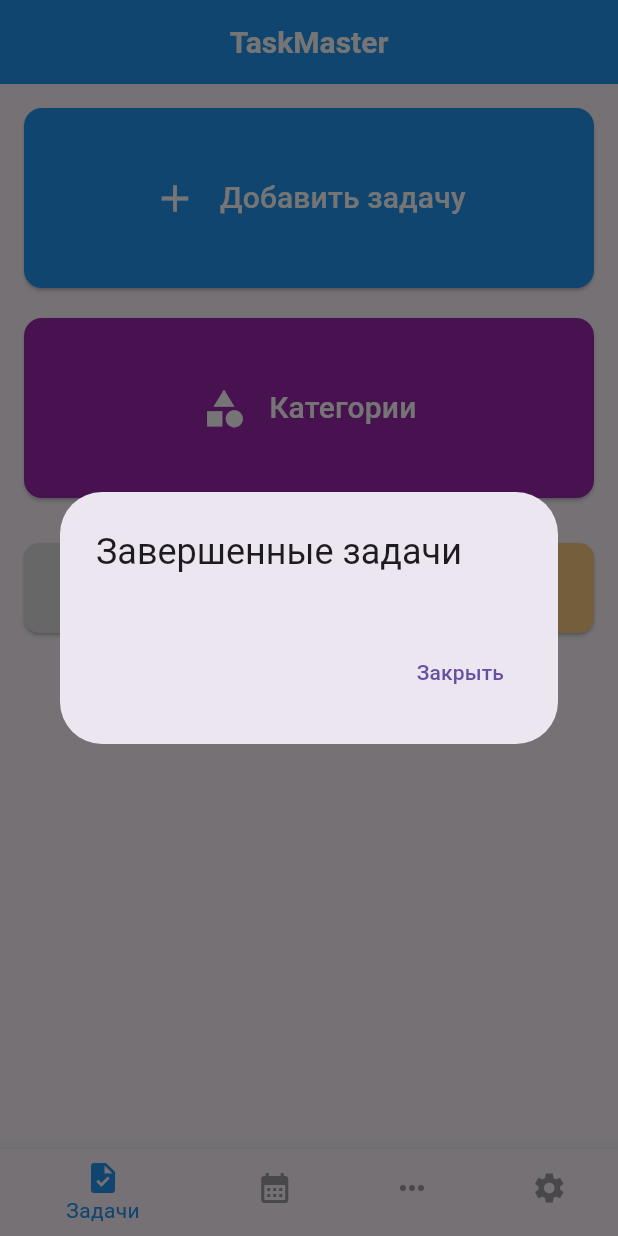
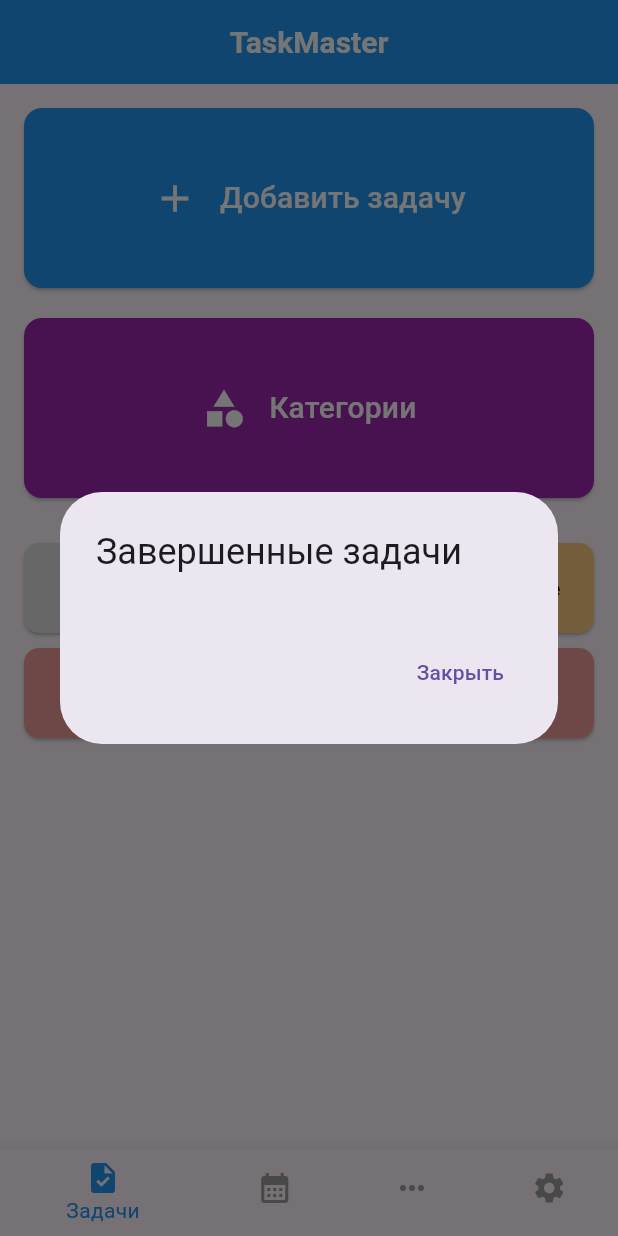
Before and after one commit to IvanSkvor/kurs_flutter, a Flutter app: the screen it shows after launch, after a tap on "Завершенные", on a phone screen of 412 x 824 dp. Run offline on Flutter 3.47's test engine with Material 3 defaults, Android fonts, the phone set to English and light mode, and no system bars; our stand-ins replace table_calendar.

Commit message:
добавил Просроченные

```diff
--- a/lib/main.dart
+++ b/lib/main.dart
@@ -2,7 +2,7 @@ import 'package:flutter/material.dart';
 import 'package:taskmaster/screens/tasks/tasks_screen.dart';
 import 'package:taskmaster/screens/calendar_screen.dart';
 import 'package:taskmaster/screens/more_screen.dart';
-import 'package:taskmaster/screens/settings_screen.dart'; // Исключаем конфликт
+import 'package:taskmaster/screens/settings_screen.dart';
 
 void main() => runApp(const TaskMasterApp());
 
--- a/lib/screens/tasks/tasks_screen.dart
+++ b/lib/screens/tasks/tasks_screen.dart
@@ -11,6 +11,7 @@ class TasksScreen extends StatefulWidget {
 class _TasksScreenState extends State<TasksScreen> {
   final List<Map<String, dynamic>> _pendingTasks = [];
   final List<Map<String, dynamic>> _completedTasks = [];
+  final List<Map<String, dynamic>> _overdueTasks = [];
   final _taskNameController = TextEditingController();
   DateTime? _selectedDate;
   bool _showError = false;
@@ -32,6 +33,17 @@ class _TasksScreenState extends State<TasksScreen> {
   void initState() {
     super.initState();
     _removeOldCompletedTasks();
+    _checkOverdueTasks();
+    _setupPeriodicCheck();
+  }
+
+  void _setupPeriodicCheck() {
+    Future.delayed(const Duration(minutes: 1), () {
+      if (mounted) {
+        _checkOverdueTasks();
+        _setupPeriodicCheck();
+      }
+    });
   }
 
   @override
@@ -44,13 +56,25 @@ class _TasksScreenState extends State<TasksScreen> {
     final now = DateTime.now();
     setState(() {
       _completedTasks.removeWhere((task) {
-        final daysPassed = now.difference(task['date']).inDays;
+        final daysPassed = now.difference(task['date'] as DateTime).inDays;
         return daysPassed > 30;
       });
     });
   }
 
-  // Метод для создания больших кнопок
+  void _checkOverdueTasks() {
+    final now = DateTime.now();
+    setState(() {
+      _pendingTasks.removeWhere((task) {
+        if ((task['date'] as DateTime).isBefore(now)) {
+          _overdueTasks.add(task);
+          return true;
+        }
+        return false;
+      });
+    });
+  }
+
   Widget _buildMainButton({
     required String text,
     required IconData icon,
@@ -61,13 +85,13 @@ class _TasksScreenState extends State<TasksScreen> {
       width: double.infinity,
       height: 120,
       child: ElevatedButton(
+        onPressed: onPressed,
         style: ElevatedButton.styleFrom(
           backgroundColor: color,
           shape: RoundedRectangleBorder(
             borderRadius: BorderRadius.circular(12),
           ),
         ),
-        onPressed: onPressed,
         child: Row(
           mainAxisAlignment: MainAxisAlignment.center,
           children: [
@@ -86,26 +110,29 @@ class _TasksScreenState extends State<TasksScreen> {
     );
   }
 
-  // Метод для создания маленьких кнопок
   Widget _buildSmallButton({
     required String text,
     required IconData icon,
     required Color color,
     required VoidCallback onPressed,
   }) {
-    return SizedBox(
-      height: 60,
-      child: ElevatedButton.icon(
+    return ElevatedButton(
+      onPressed: onPressed,
       style: ElevatedButton.styleFrom(
         backgroundColor: color,
         foregroundColor: Colors.black,
         shape: RoundedRectangleBorder(
           borderRadius: BorderRadius.circular(10),
         ),
+        minimumSize: const Size(double.infinity, 60),
       ),
-        onPressed: onPressed,
-        icon: Icon(icon, size: 20),
-        label: Text(text),
+      child: Row(
+        mainAxisAlignment: MainAxisAlignment.center,
+        children: [
+          Icon(icon, size: 20),
+          const SizedBox(width: 8),
+          Text(text),
+        ],
       ),
     );
   }
@@ -150,7 +177,7 @@ class _TasksScreenState extends State<TasksScreen> {
                     text: "Завершенные",
                     icon: Icons.check_circle,
                     color: Colors.grey[300]!,
-                    onPressed: () => _showTasksDialog(context, false),
+                    onPressed: () => _showTasksDialog(context, 'completed'),
                   ),
                 ),
                 const SizedBox(width: 10),
@@ -159,7 +186,20 @@ class _TasksScreenState extends State<TasksScreen> {
                     text: "Незавершенные",
                     icon: Icons.pending_actions,
                     color: Colors.orange[200]!,
-                    onPressed: () => _showTasksDialog(context, true),
+                    onPressed: () => _showTasksDialog(context, 'pending'),
+                  ),
+                ),
+              ],
+            ),
+            const SizedBox(height: 10),
+            Row(
+              children: [
+                Expanded(
+                  child: _buildSmallButton(
+                    text: "Просроченные",
+                    icon: Icons.warning,
+                    color: Colors.red[200]!,
+                    onPressed: () => _showTasksDialog(context, 'overdue'),
                   ),
                 ),
               ],
@@ -267,9 +307,17 @@ class _TasksScreenState extends State<TasksScreen> {
     );
   }
 
-  void _showTasksDialog(BuildContext context, bool showPending) {
-    final tasks = showPending ? _pendingTasks : _completedTasks;
-    final title = showPending ? 'Незавершенные задачи' : 'Завершенные задачи';
+  void _showTasksDialog(BuildContext context, String type) {
+    final tasks = type == 'completed'
+        ? _completedTasks
+        : type == 'pending'
+            ? _pendingTasks
+            : _overdueTasks;
+    final title = type == 'completed'
+        ? 'Завершенные задачи'
+        : type == 'pending'
+            ? 'Незавершенные задачи'
+            : 'Просроченные задачи';
 
     showDialog(
       context: context,
@@ -297,16 +345,16 @@ class _TasksScreenState extends State<TasksScreen> {
                         child: ListTile(
                           title: Text(task['name']),
                           subtitle: Text(
-                            DateFormat('dd.MM.yyyy').format(task['date']),
+                            DateFormat('dd.MM.yyyy').format(task['date'] as DateTime),
                           ),
-                          trailing: showPending
+                          trailing: type == 'pending'
                               ? IconButton(
                                   icon: const Icon(Icons.check, color: Colors.green),
                                   onPressed: () {
                                     setState(() {
                                       _completeTask(index);
                                       Navigator.pop(context);
-                                      _showTasksDialog(context, true);
+                                      _showTasksDialog(context, 'pending');
                                     });
                                   },
                                 )
@@ -343,12 +391,14 @@ class _TasksScreenState extends State<TasksScreen> {
   }
 
   void _addTask({String? category}) {
-    setState(() {
-      _pendingTasks.add({
+    final newTask = {
       'name': _taskNameController.text,
       'date': _selectedDate!,
       'category': category,
-      });
+    };
+
+    setState(() {
+      _pendingTasks.add(newTask); // Всегда добавляем в "Незавершенные"
       _taskNameController.clear();
       _selectedDate = null;
     });
```
Lines whose indentation alone changed are shown as unchanged.
